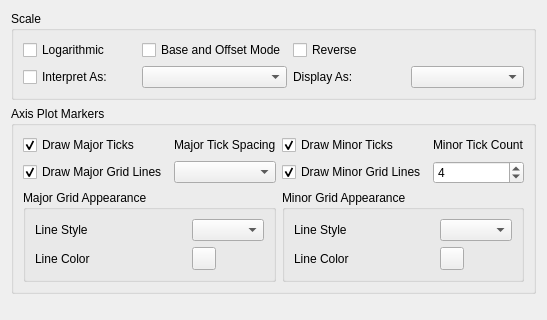
Before: the Qt Designer form src/libkstapp/axistab.ui in Kst-plot/kst, drawn with Qt 5; both pictures show x 0 to 547 and y 0 to 320 of the 547 by 486 pixel window.
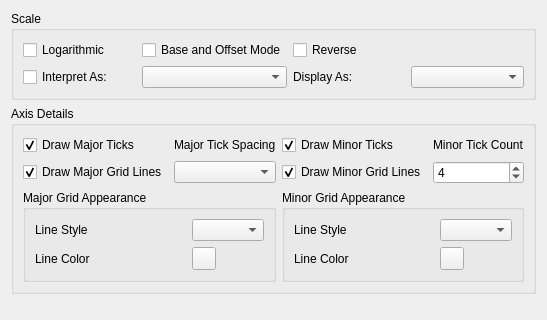
After: the same form once the commit is applied. Custom widgets are drawn as their Qt base class.

Commit message: Add MarkersTab as PlotRenderItemDialog option.

Diff of the .ui file:
```diff
--- a/src/libkstapp/axistab.ui
+++ b/src/libkstapp/axistab.ui
@@ -66,7 +66,7 @@
    <item row="1" column="0" >
     <widget class="QGroupBox" name="_plotMarkerGroup" >
      <property name="title" >
-      <string>Axis Plot Markers</string>
+      <string>Axis Details</string>
      </property>
      <layout class="QGridLayout" >
       <item row="0" column="0" >
```
Left out of the diff: 2 changed lines with no effect on the pictures. The commit also changes 6 other files.
